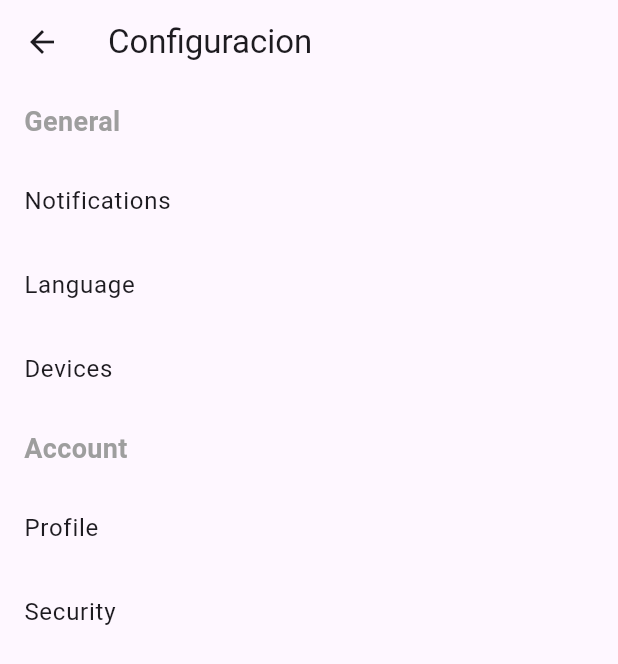
After one commit to Harlock024/jammies_app, a Flutter app: the SettingsScreen screen opened by its route, on a phone screen of 412 x 824 dp. The commit adds this screen. Shown: the top 664 px of the screen. Run offline on Flutter 3.47's test engine with Material 3 defaults, Android fonts, the phone set to English and light mode, and no system bars; our stand-ins replace file_picker, flutter_secure_storage, image_picker, just_audio, shared_preferences; accounts and stored records are empty; network calls fail.

Commit message:
settings

```diff
--- a/lib/screens/home.dart
+++ b/lib/screens/home.dart
@@ -4,6 +4,7 @@ import 'package:jammies_app/widgets/posts/post_card.dart';
 import 'package:jammies_app/widgets/posts/post_form.dart';
 
 class HomeScreen extends StatelessWidget {
+
   @override
   Widget build(BuildContext context) {
     final bottomPadding = MediaQuery.of(context).padding.bottom + 110;
--- a/lib/screens/index.dart
+++ b/lib/screens/index.dart
@@ -4,9 +4,11 @@ import 'package:flutter/material.dart';
 import 'package:flutter_secure_storage/flutter_secure_storage.dart';
 import 'package:jammies_app/models/user.dart';
 import 'package:jammies_app/screens/home.dart';
+import 'package:jammies_app/screens/greeting.dart';
 
 import 'package:jammies_app/screens/library.dart';
 import 'package:jammies_app/screens/profile.dart';
+
 
 import 'package:jammies_app/screens/search.dart';
 import 'package:jammies_app/screens/upload.dart';
@@ -38,7 +40,10 @@ class _IndexPageState extends State<IndexPage> {
     SearchScreen(),
     UploadScreen(),
     LibraryScreen(),
+    // GreetingScreen(onContinue: onContinue),
   ];
+
+  // static get onContinue => null;
 
   void openProfile() {
     setState(() {
--- /dev/null
+++ b/lib/screens/settings/settings.dart
@@ -0,0 +1,26 @@
+import 'package:flutter/material.dart';
+import 'package:jammies_app/screens/settings/settings_section_tile.dart';
+
+class SettingsScreen extends StatelessWidget {
+  const SettingsScreen({super.key});
+
+  @override
+  Widget build(BuildContext context) {
+    return Scaffold(
+      appBar: AppBar(title: const Text('Configuracion')),
+      body: ListView(
+        children: const [
+          SettingsSectionTile(title: 'General'),
+          ListTile(title: Text('Notifications')),
+          ListTile(title: Text('Language')),
+          ListTile(title: Text('Devices')),
+
+          SettingsSectionTile(title: 'Account'),
+          ListTile(title: Text('Profile')),
+          ListTile(title: Text('Security')),
+
+        ],
+      ),
+    );
+  }
+}
--- /dev/null
+++ b/lib/screens/settings/settings_section_tile.dart
@@ -0,0 +1,22 @@
+import 'package:flutter/material.dart';
+
+class SettingsSectionTile extends StatelessWidget {
+  final String title;
+
+  const SettingsSectionTile({super.key, required this.title});
+
+  @override
+  Widget build(BuildContext context) {
+    return Padding(
+      padding: const EdgeInsets.symmetric(horizontal: 16.0, vertical: 12.0),
+      child: Text(
+        title,
+        style: const TextStyle(
+          fontSize: 18.0,
+          color: Colors.grey,
+          fontWeight: FontWeight.bold,
+        ),
+      ),
+    );
+  }
+}
```
Also changed, not shown: lib/main.dart (+22 -1 lines), lib/screens/settings/settings_tile.dart (added, +24 -0 lines), lib/widgets/layout/app_layout.dart (+12 -3 lines), lib/screens/post_page.dart (added), lib/screens/settings.dart (deleted).
